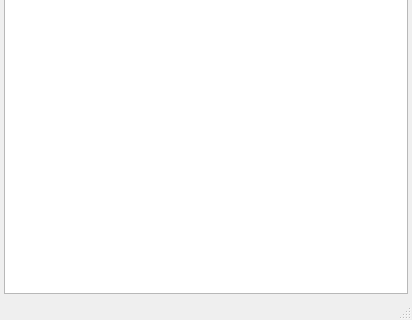
Old version of the form MainWindow.ui in the repository bsmr/CotA; both pictures show x 0 to 412 and y 184 to 504 of the 412 by 504 pixel window.
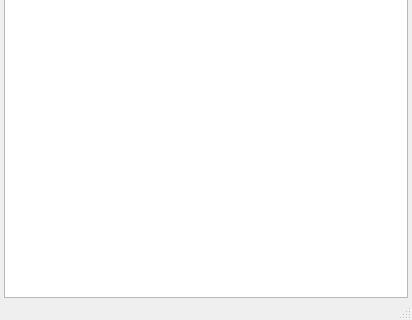
New version of the form. Icons and pictures are not drawn.

Commit message: Added tooltips for menu items.

What changed in the file:
```diff
--- a/MainWindow.ui
+++ b/MainWindow.ui
@@ -32,7 +32,7 @@
      <number>4</number>
     </property>
     <property name="bottomMargin">
-     <number>4</number>
+     <number>0</number>
     </property>
     <item>
      <layout class="QHBoxLayout" name="horizontalLayout">
```
Left out of the diff: 32 changed lines with no effect on the pictures.
